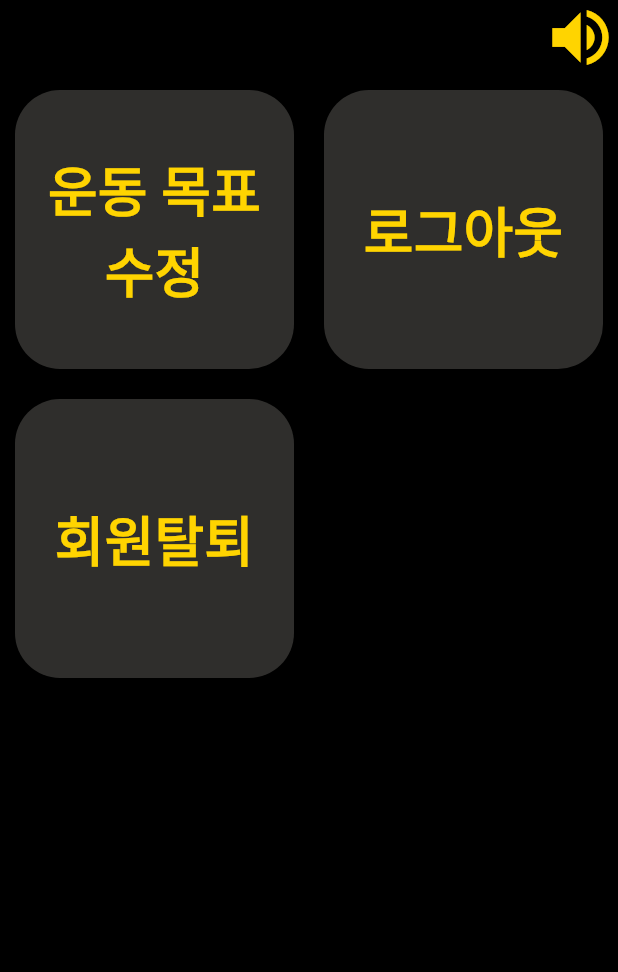
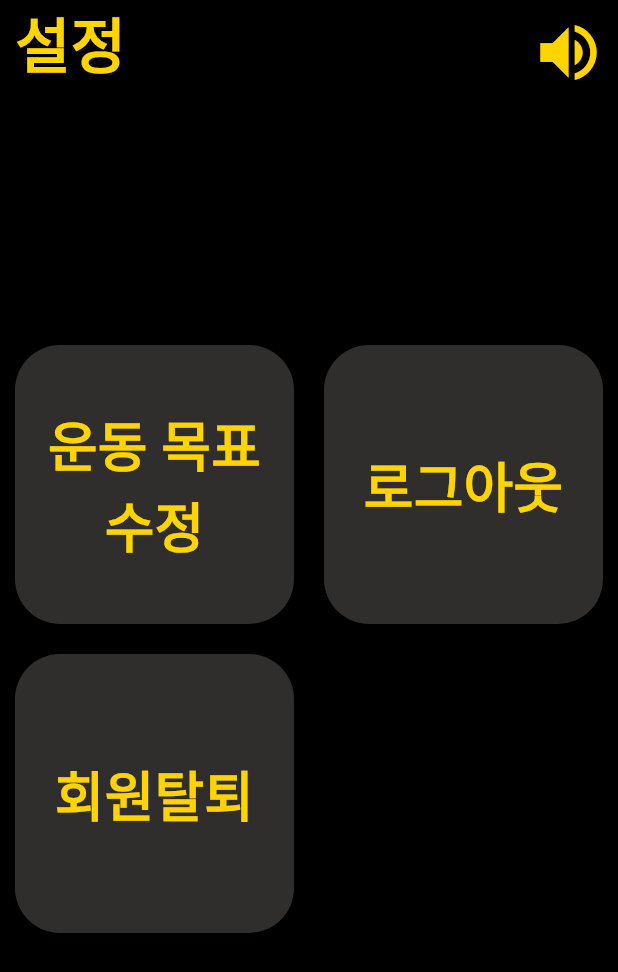
Before and after one commit to BeyondVision-NalBao/2024-BeyondVision-SolutionChallenge, a Flutter app: the Setting screen opened directly, on a phone screen of 412 x 824 dp. Shown: the top 972 px of the screen. Run offline on Flutter 3.47's test engine with Material 3 defaults, Android fonts, the phone set to English and light mode, and no system bars; our stand-ins replace camera, carousel_slider, fl_chart, google_sign_in, speech_to_text, table_calendar.

Commit message:
design: change setting UI

```diff
--- a/lib/ui/setting/setting.dart
+++ b/lib/ui/setting/setting.dart
@@ -1,4 +1,5 @@
 import 'package:beyond_vision/core/constants.dart';
+import 'package:beyond_vision/ui/appbar.dart';
 import 'package:beyond_vision/ui/home/widgets/home_grid_button.dart';
 import 'package:beyond_vision/ui/setting/widgets/edit_goal.dart';
 import 'package:beyond_vision/ui/setting/widgets/setting_box.dart';
@@ -10,16 +11,17 @@ class Setting extends StatelessWidget {
   @override
   Widget build(BuildContext context) {
     return Scaffold(
+      appBar: MyAppBar(context, titleText: "설정"),
       resizeToAvoidBottomInset: false,
       backgroundColor: Colors.black,
       body: SingleChildScrollView(
         child: Column(
-          mainAxisAlignment: MainAxisAlignment.spaceAround,
+          mainAxisAlignment: MainAxisAlignment.center,
           crossAxisAlignment: CrossAxisAlignment.end,
           children: [
-            const Icon(speakerIcon, color: Color(fontYellowColor), size: 50),
+            const SizedBox(height: 150),
             SizedBox(
-              height: MediaQuery.of(context).size.height * 0.7,
+              height: MediaQuery.of(context).size.height * 0.5,
               child: GridView.count(
                 crossAxisCount: 2,
                 children: const [
```
